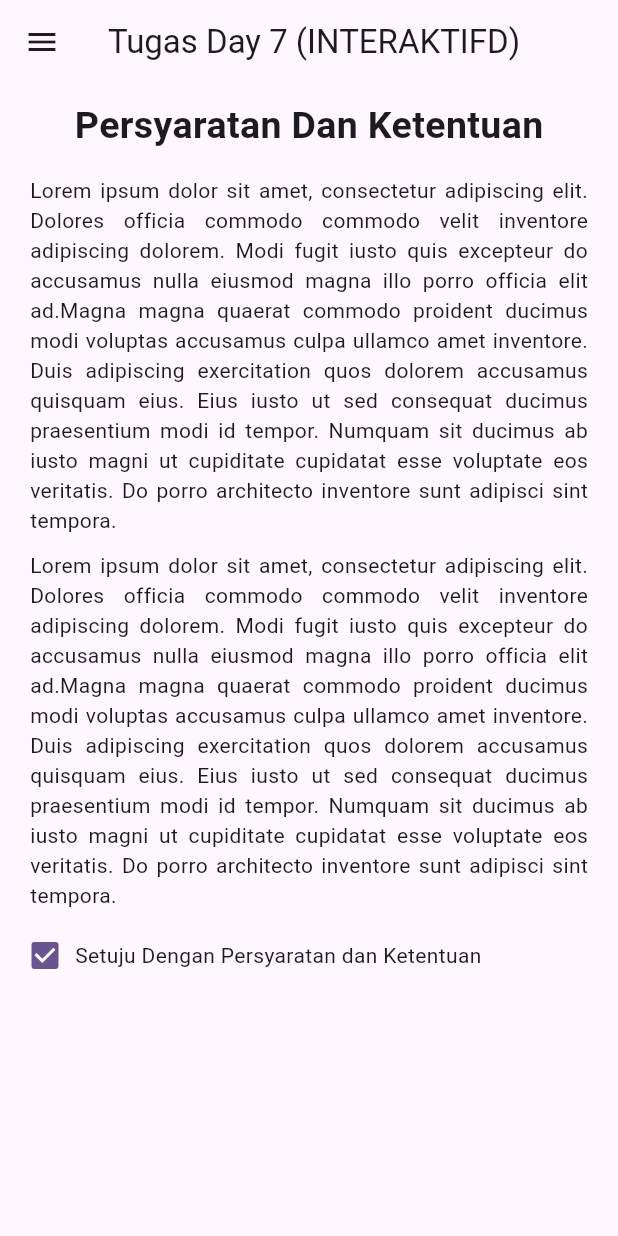
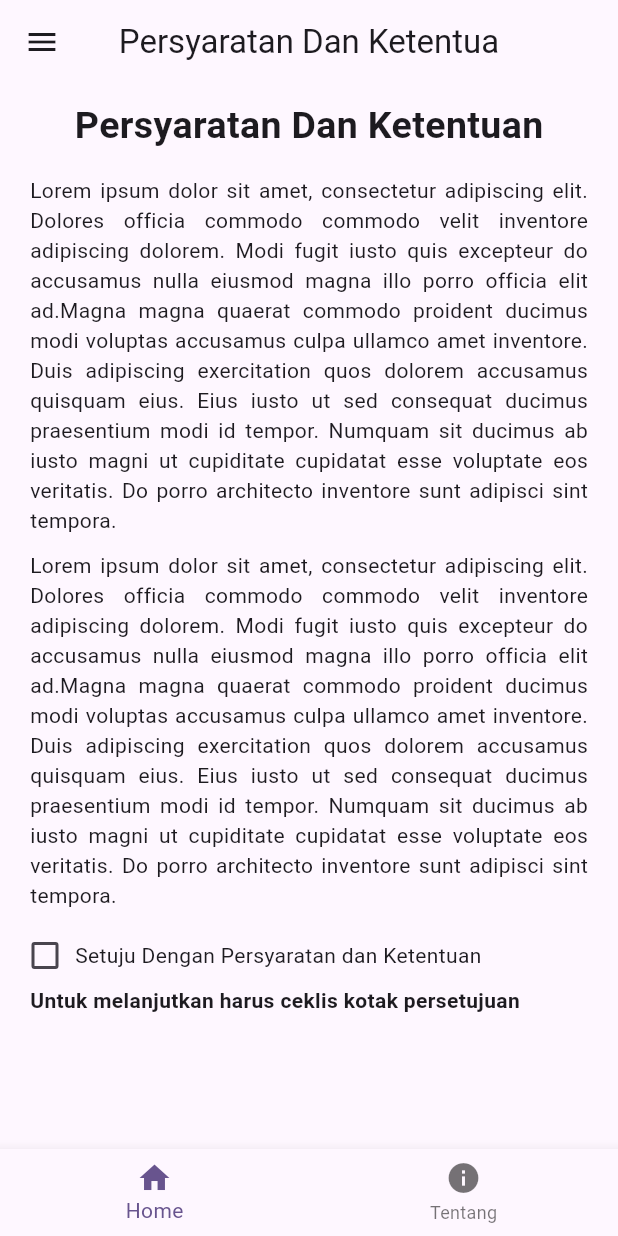
Before and after one commit to ShineyVamp/PPKD_Tugas_Dan_Materi, a Flutter app: the screen it shows after launch, on a phone screen of 412 x 824 dp. Run offline on Flutter 3.47's test engine with Material 3 defaults, Android fonts, the phone set to English and light mode, and no system bars; our stand-ins replace shimmer_animation, simple_gradient_text; missing offline and left inert: control_style.

Commit message:
PENYELESAIAN TUGAS 7 DAN 8

```diff
--- a/hari6-17/flutterday6/lib/TugasFlutter/tugas7flutter.dart
+++ b/hari6-17/flutterday6/lib/TugasFlutter/tugas7flutter.dart
@@ -1,5 +1,8 @@
 import 'package:flutter/material.dart';
+import 'package:flutterday6/TugasFlutter/tugas7page/kategoriproduk.dart';
+import 'package:flutterday6/TugasFlutter/tugas7page/pengingat.dart';
 import 'package:flutterday6/TugasFlutter/tugas7page/syaratdanketentuan.dart';
+import 'package:flutterday6/TugasFlutter/tugas7page/tanggal.dart';
 import 'package:flutterday6/TugasFlutter/tugas7page/tema.dart';
 import 'package:flutterday6/extension/navigation.dart';
 
@@ -12,19 +15,18 @@
 
 class _Tugas7flutterState extends State<Tugas7flutter> {
   int _selectedButton = 0;
-  int angka = 0;
   void changebutton(int index) {
     _selectedButton = index;
     setState(() {});
     context.pop();
   }
 
-  final List<Widget> _widgetOptions = [Syaratdanketentuan(), GantiTema()];
+  final List<Widget> _widgetOptions = [Syaratdanketentuan(), GantiTema(), Kategoriproduk(), TanggalTugas7(), Pengingat()];
   @override
   Widget build(BuildContext context) {
     return Scaffold(
       appBar: AppBar(
-        title: Text("Tugas Day 7 (INTERAKTIFD)"),
+        title: Text(_selectedButton == 0 ? "Persyaratan Dan Ketentua": _selectedButton == 1 ? "Ganti Tema": _selectedButton == 2 ? "Kategori Produk": _selectedButton == 3 ? "Pilih Tanggal" : "Atur Pengingat"),
         centerTitle: true,
       ),
       drawer: Drawer(
@@ -49,11 +51,11 @@
                 ),
               ),
             ),
-            listMenu(Icons.edit_document, "Persyaratan dan Ketentuan"),
-            listMenu(Icons.light_mode, "Ganti Tema"),
-            listMenu(Icons.trolley, "Kategori Produk"),
-            listMenu(Icons.date_range, "Pilih Tanggal"),
-            listMenu(Icons.notifications, "Atur Pengingat"),
+            listMenu(Icons.edit_document, "Persyaratan dan Ketentuan", 0),
+            listMenu(Icons.light_mode, "Ganti Tema",1),
+            listMenu(Icons.trolley, "Kategori Produk",2),
+            listMenu(Icons.date_range, "Pilih Tanggal",3),
+            listMenu(Icons.notifications, "Atur Pengingat",4),
           ],
         ),
       ),
@@ -61,7 +63,7 @@
     );
   }
 
-  ListTile listMenu(IconData icon, String teks) {
+  ListTile listMenu(IconData icon, String teks, int angka) {
     return ListTile(
       leading: Icon(icon),
       title: Text(teks),
--- a/hari6-17/flutterday6/lib/TugasFlutter/tugas7page/syaratdanketentuan.dart
+++ b/hari6-17/flutterday6/lib/TugasFlutter/tugas7page/syaratdanketentuan.dart
@@ -8,7 +8,7 @@
 }
 
 class _SyaratdanketentuanState extends State<Syaratdanketentuan> {
-  bool isChecked = true;
+  bool isChecked = false;
   @override
   Widget build(BuildContext context) {
     return Scaffold(
--- /dev/null
+++ b/hari6-17/flutterday6/lib/TugasFlutter/tugas8flutter.dart
@@ -0,0 +1,37 @@
+import 'package:flutter/material.dart';
+import 'package:flutterday6/TugasFlutter/tugas7flutter.dart';
+import 'package:flutterday6/TugasFlutter/tugas8page/tentang.dart';
+
+class Tugas8flutter extends StatefulWidget {
+  const Tugas8flutter({super.key});
+
+  @override
+  State<Tugas8flutter> createState() => _Tugas8flutterState();
+}
+
+class _Tugas8flutterState extends State<Tugas8flutter> {
+  int _currentindex = 0;
+  void changeFooter(int index){
+    _currentindex = index;
+    setState(() {
+
+    });
+  }
+  final List <Widget> _pages = [
+    Tugas7flutter(),
+    Tentang()
+  ];
+
+  @override
+  Widget build(BuildContext context) {
+    return Scaffold(
+      bottomNavigationBar: BottomNavigationBar(
+        currentIndex: _currentindex,
+        onTap: (value) {
+          changeFooter(value);
+        },
+        items: [BottomNavigationBarItem(icon: Icon(Icons.home), label: "Home"), BottomNavigationBarItem(icon: Icon(Icons.info), label: "Tentang")]),
+        body: _pages.elementAt(_currentindex),
+    );
+  }
+}
--- /dev/null
+++ b/hari6-17/flutterday6/lib/TugasFlutter/tugas8page/tentang.dart
@@ -0,0 +1,27 @@
+import 'package:flutter/material.dart';
+
+class Tentang extends StatelessWidget {
+  const Tentang({super.key});
+
+  @override
+  Widget build(BuildContext context) {
+    return Scaffold(
+      appBar: AppBar(
+        title: Text("Tentang Kami"),
+        centerTitle: true,
+      ),
+      body: Padding(padding: EdgeInsetsGeometry.all(20),child: Column(
+        crossAxisAlignment: CrossAxisAlignment.start,
+        children: [
+        Text("ShadowHeist: Akademi Master Pencuri\n", textAlign: TextAlign.start, style: TextStyle(fontSize: 18, fontWeight: FontWeight.bold),),
+        Text("Aplikasi simulator dan panduan taktik stealth interaktif untuk para agen rahasia dan pencuri profesional di dunia "
+            "Pelajari seni menyelinap tanpa terdeteksi, teknik membobol brankas berteknologi tinggi, strategi meretas kamera pengawas, "
+            "hingga perencanaan jalur melarikan diri yang sempurna dari kejaran aparat. "
+            "Dilengkapi dengan simulasi pembobolan 3D, analisis kelemahan sistem keamanan, serta kalkulator risiko perampokan. "
+            "Rancang strategi terbaikmu dan jadilah 'Pencuri Legendaris' tanpa meninggalkan jejak sedikit pun!\n", style: TextStyle(fontSize: 16),textAlign: TextAlign.justify,),
+        Text("Dibuat oleh: Guweh\n", style: TextStyle(fontWeight: FontWeight.bold),),
+        Text("Versi Aplikasi: 2.0.4-LupinEdition", style: TextStyle(fontWeight: FontWeight.bold))
+      ],),),
+    );
+  }
+}
--- a/hari6-17/flutterday6/lib/main.dart
+++ b/hari6-17/flutterday6/lib/main.dart
@@ -1,5 +1,6 @@
 import 'package:flutter/material.dart';
 import 'package:flutterday6/TugasFlutter/tugas7flutter.dart';
+import 'package:flutterday6/TugasFlutter/tugas8flutter.dart';
 import 'package:flutterday6/day_13/drawer.dart';
 import 'package:intl/date_symbol_data_local.dart';
 
@@ -38,7 +39,7 @@
       // PUSHNAMEWD
       initialRoute: "/",
       routes: {
-        "/": (context) => Tugas7flutter(),
+        "/": (context) => Tugas8flutter(),
         "/grid": (context) => DrawerDay13(),
       },
       // home: Tugas6Flutter(),
```
Also changed, not shown: hari6-17/flutterday6/lib/TugasFlutter/tugas7page/kategoriproduk.dart (added, +40 -0 lines), hari6-17/flutterday6/lib/TugasFlutter/tugas7page/pengingat.dart (added, +33 -0 lines), hari6-17/flutterday6/lib/TugasFlutter/tugas7page/tanggal.dart (added, +32 -0 lines), hari6-17/flutterday6/lib/TugasFlutter/tugas7page/tema.dart (+31 -1 lines).
